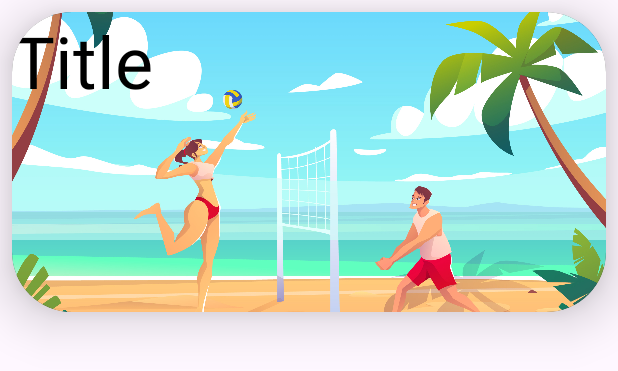
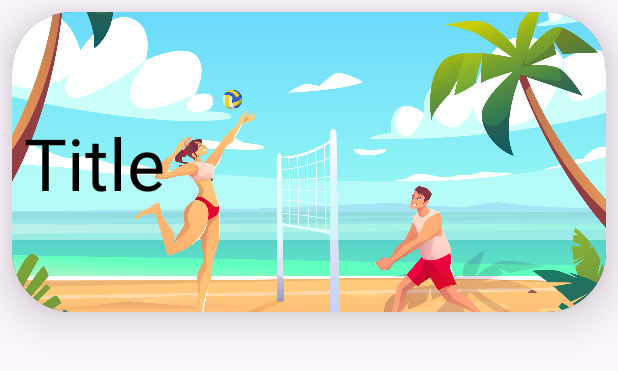
Before and after one commit to Vaibhavbansal15/Android_APPs, an Android app: the layout card_item_layout.xml on its own in the app's theme, with its tools: preview values and no code run, on a phone screen of 412 x 824 dp. Shown: the top 371 px of the screen. Run offline under Robolectric (Android 15) with nearby library versions, the phone set to English and light mode, and no system bars.

```diff
--- a/SportsApp/app/src/main/res/layout/card_item_layout.xml
+++ b/SportsApp/app/src/main/res/layout/card_item_layout.xml
@@ -2,6 +2,7 @@
 <androidx.cardview.widget.CardView
 
     xmlns:android="http://schemas.android.com/apk/res/android"
+    xmlns:tools="http://schemas.android.com/tools"
     android:layout_width="match_parent"
     android:layout_height="200dp"
     xmlns:app="http://schemas.android.com/apk/res-auto"
@@ -25,12 +26,18 @@
             app:layout_constraintTop_toTopOf="parent" />
 
         <TextView
-            android:layout_width="match_parent"
+            android:id="@+id/textView"
+            android:layout_width="0dp"
             android:layout_height="wrap_content"
-            android:id="@+id/textView"
+            android:layout_marginStart="8dp"
+            android:layout_marginEnd="8dp"
             android:text="Title"
+            android:textColor="@color/black"
             android:textSize="48sp"
-            android:textColor="@color/black"/>
+            app:layout_constraintBottom_toBottomOf="parent"
+            app:layout_constraintEnd_toEndOf="parent"
+            app:layout_constraintStart_toStartOf="parent"
+            app:layout_constraintTop_toTopOf="parent" />
 
     </androidx.constraintlayout.widget.ConstraintLayout>
 
```
Also changed, not shown: SportsApp/app/src/main/java/com/example/sportsapp/Sport.java (added, +26 -0 lines), SportsApp/app/src/main/res/layout/activity_main.xml (+15 -5 lines), 1 other file.
